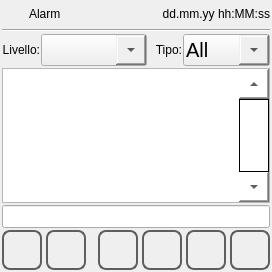
The window that AnyTPAC/SimulationOnly_HMI/alarms.ui (MECTsrl/mect_apps) describes before a commit, drawn with Qt 5.
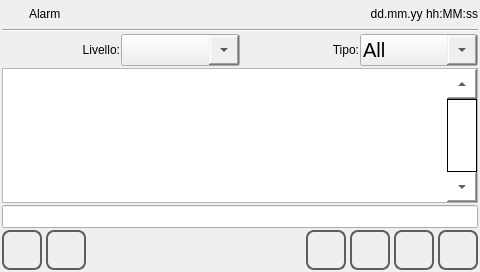
The same window after the commit. Icons and pictures are not drawn.

```diff
--- a/AnyTPAC/SimulationOnly_HMI/alarms.ui
+++ b/AnyTPAC/SimulationOnly_HMI/alarms.ui
@@ -6,8 +6,7 @@
    <rect>
     <x>0</x>
     <y>0</y>
-    <width>272</width>
-    <height>272</height>
+    <width>480</width><height>272</height>
    </rect>
   </property>
   <property name="sizePolicy">
```
